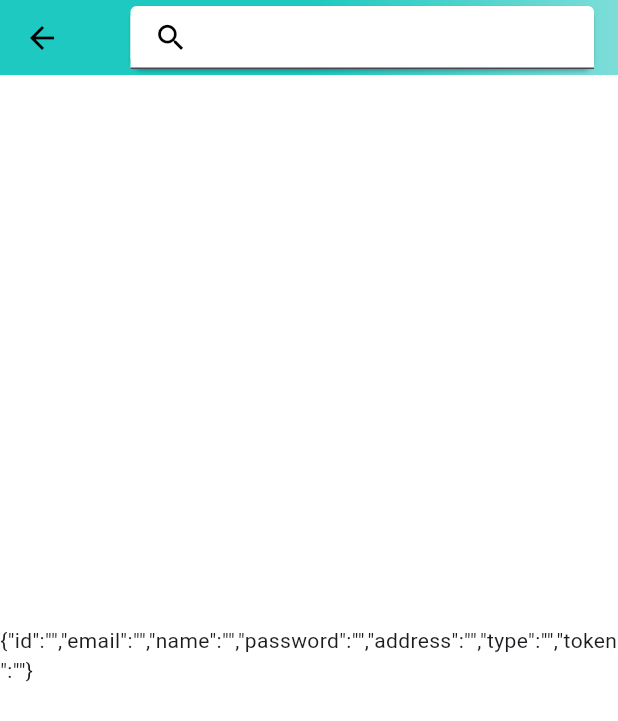
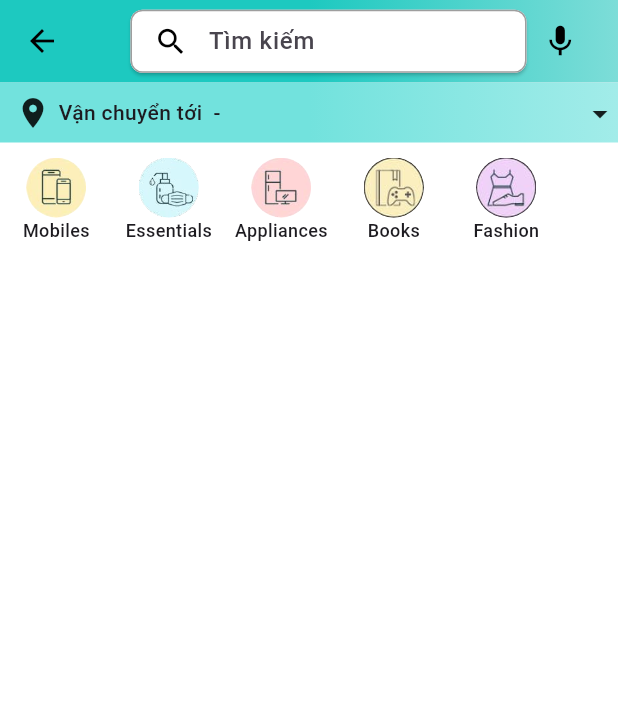
Before and after one commit to vuluu2k/decor_shop_app, a Flutter app: the HomeScreen screen opened by its route, on a phone screen of 412 x 824 dp. Shown: the top 721 px of the screen. Run offline on Flutter 3.47's test engine with Material 3 defaults, Android fonts, the phone set to English and light mode, and no system bars; our stand-ins replace shared_preferences; missing offline and left inert: dart:ffi; accounts and stored records are empty.

Commit message:
fix number step

```diff
--- a/lib/constants/global_variables.dart
+++ b/lib/constants/global_variables.dart
@@ -11,9 +11,48 @@ class GlobalVariables {
     stops: [0.5, 1.0],
   );
 
+  static const addressGradient = LinearGradient(
+    colors: [
+      Color.fromARGB(255, 114, 226, 221),
+      Color.fromARGB(255, 162, 236, 233),
+    ],
+    stops: [0.5, 1.0],
+  );
+
   static const secondaryColor = Color.fromRGBO(255, 153, 0, 1);
   static const backgroundColor = Colors.white;
   static const Color greyBackgroundCOlor = Color(0xffebecee);
   static var selectedNavBarColor = Colors.cyan[800]!;
   static const unselectedNavBarColor = Colors.black87;
+
+  static const List<String> carouselImages = [
+    'https://images-eu.ssl-images-amazon.com/images/G/31/img21/Wireless/WLA/TS/D37847648_Accessories_savingdays_Jan22_Cat_PC_1500.jpg',
+    'https://images-eu.ssl-images-amazon.com/images/G/31/img2021/Vday/bwl/English.jpg',
+    'https://images-eu.ssl-images-amazon.com/images/G/31/img22/Wireless/AdvantagePrime/BAU/14thJan/D37196025_IN_WL_AdvantageJustforPrime_Jan_Mob_ingress-banner_1242x450.jpg',
+    'https://images-na.ssl-images-amazon.com/images/G/31/Symbol/2020/00NEW/1242_450Banners/PL31_copy._CB432483346_.jpg',
+    'https://images-na.ssl-images-amazon.com/images/G/31/img21/shoes/September/SSW/pc-header._CB641971330_.jpg',
+  ];
+
+  static const List<Map<String, String>> categoryImages = [
+    {
+      'title': 'Mobiles',
+      'image': 'assets/images/mobiles.jpeg',
+    },
+    {
+      'title': 'Essentials',
+      'image': 'assets/images/essentials.jpeg',
+    },
+    {
+      'title': 'Appliances',
+      'image': 'assets/images/appliances.jpeg',
+    },
+    {
+      'title': 'Books',
+      'image': 'assets/images/books.jpeg',
+    },
+    {
+      'title': 'Fashion',
+      'image': 'assets/images/fashion.jpeg',
+    },
+  ];
 }
--- a/lib/features/home/screens/home_screen.dart
+++ b/lib/features/home/screens/home_screen.dart
@@ -2,6 +2,8 @@ import 'package:flutter/material.dart';
 import 'package:flutter/widgets.dart';
 import 'package:provider/provider.dart';
 import 'package:shop/constants/global_variables.dart';
+import 'package:shop/features/home/widgets/address_order.dart';
+import 'package:shop/features/home/widgets/categories.dart';
 import 'package:shop/providers/user_provider.dart';
 
 class HomeScreen extends StatefulWidget {
@@ -19,7 +21,7 @@ class _HomeScreenState extends State<HomeScreen> {
 
     return Scaffold(
       appBar: PreferredSize(
-          preferredSize: const Size.fromHeight(50),
+        preferredSize: const Size.fromHeight(55),
         child: AppBar(
           flexibleSpace: Container(
             decoration: const BoxDecoration(
@@ -46,20 +48,55 @@ class _HomeScreenState extends State<HomeScreen> {
                               Icons.search,
                               color: Colors.black,
                               size: 23,
-                                    ))),
+                            ),
+                          ),
+                        ),
                         filled: true,
                         fillColor: Colors.white,
-                            contentPadding: const EdgeInsets.only(top: 10)),
+                        contentPadding: const EdgeInsets.only(top: 10),
+                        border: const OutlineInputBorder(
+                            borderRadius: BorderRadius.all(
+                              Radius.circular(8),
+                            ),
+                            borderSide: BorderSide.none),
+                        enabledBorder: const OutlineInputBorder(
+                          borderRadius: BorderRadius.all(
+                            Radius.circular(8),
+                          ),
+                          borderSide:
+                              BorderSide(color: Colors.black38, width: 1),
+                        ),
+                        hintText: 'Tìm kiếm',
+                        hintStyle: const TextStyle(
+                            fontWeight: FontWeight.w500, fontSize: 16),
                       ),
                     ),
                   ),
                 ),
+              ),
+              Container(
+                color: Colors.transparent,
+                height: 42,
+                padding: const EdgeInsets.symmetric(horizontal: 10),
+                child: const Icon(
+                  Icons.mic,
+                  color: Colors.black,
+                  size: 25,
+                ),
+              )
             ],
           ),
         ),
       ),
-        body: Center(
-          child: Text(user.toJson()),
-        ));
+      body: const Column(
+        children: [
+          AddressOrder(),
+          SizedBox(
+            height: 10,
+          ),
+          Categories()
+        ],
+      ),
+    );
   }
 }
--- /dev/null
+++ b/lib/features/home/widgets/address_order.dart
@@ -0,0 +1,40 @@
+import 'package:flutter/material.dart';
+import 'package:provider/provider.dart';
+import 'package:shop/constants/global_variables.dart';
+import 'package:shop/providers/user_provider.dart';
+
+class AddressOrder extends StatelessWidget {
+  const AddressOrder({super.key});
+
+  @override
+  Widget build(BuildContext context) {
+    final user = Provider.of<UserProvider>(context).user;
+
+    return Container(
+      height: 40,
+      decoration: const BoxDecoration(
+        gradient: GlobalVariables.addressGradient,
+      ),
+      padding: const EdgeInsets.only(left: 10),
+      child: Row(
+        children: [
+          const Icon(Icons.location_on),
+          Expanded(
+            child: Padding(
+              padding: const EdgeInsets.only(left: 5),
+              child: Text(
+                'Vận chuyển tới ${user.name} - ${user.address}',
+                style: const TextStyle(fontWeight: FontWeight.w500),
+                overflow: TextOverflow.ellipsis,
+              ),
+            ),
+          ),
+          const Padding(
+            padding: EdgeInsets.only(left: 5, top: 2),
+            child: Icon(Icons.arrow_drop_down),
+          )
+        ],
+      ),
+    );
+  }
+}
--- /dev/null
+++ b/lib/features/home/widgets/carousels.dart
@@ -0,0 +1,10 @@
+import 'package:flutter/material.dart';
+
+class Carousels extends StatelessWidget {
+  const Carousels({super.key});
+
+  @override
+  Widget build(BuildContext context) {
+    return Container();
+  }
+}
--- /dev/null
+++ b/lib/features/home/widgets/categories.dart
@@ -0,0 +1,48 @@
+import 'package:flutter/material.dart';
+import 'package:shop/constants/global_variables.dart';
+
+class Categories extends StatefulWidget {
+  const Categories({super.key});
+
+  @override
+  State<Categories> createState() => _CategoriesState();
+}
+
+class _CategoriesState extends State<Categories> {
+  @override
+  Widget build(BuildContext context) {
+    return SizedBox(
+      height: 60,
+      child: ListView.builder(
+        scrollDirection: Axis.horizontal,
+        itemCount: GlobalVariables.carouselImages.length,
+        itemExtent: 75,
+        itemBuilder: (context, index) {
+          return Column(
+            children: [
+              Container(
+                padding: const EdgeInsets.symmetric(horizontal: 10),
+                child: ClipRRect(
+                  borderRadius: BorderRadius.circular(20),
+                  child: Image.asset(
+                    GlobalVariables.categoryImages[index]["image"]!,
+                    fit: BoxFit.cover,
+                    height: 40,
+                    width: 40,
+                  ),
+                ),
+              ),
+              Text(
+                GlobalVariables.categoryImages[index]["title"]!,
+                style: const TextStyle(
+                  fontWeight: FontWeight.w500,
+                  fontSize: 12,
+                ),
+              ),
+            ],
+          );
+        },
+      ),
+    );
+  }
+}
--- a/pubspec.yaml
+++ b/pubspec.yaml
@@ -39,6 +39,7 @@ dependencies:
   provider: ^6.1.2
   shared_preferences: ^2.2.3
   badges: ^3.1.2
+  carousel_slider: ^4.2.1
 
 dev_dependencies:
   flutter_test:
```
Also changed, not shown: lib/router.dart (+15 -7 lines), pubspec.lock. Lines whose indentation alone changed are shown as unchanged.
